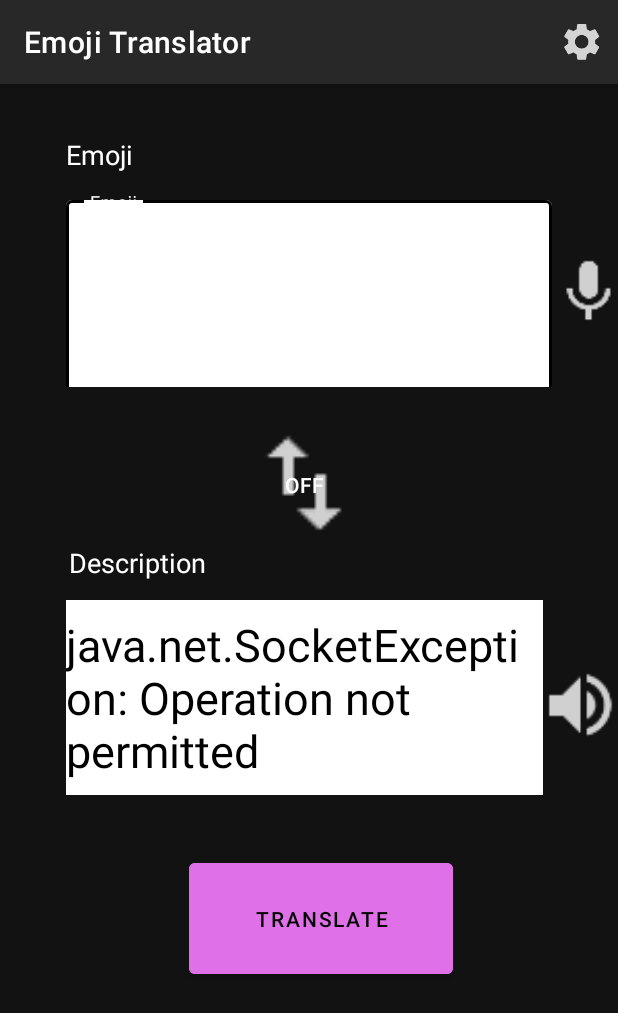
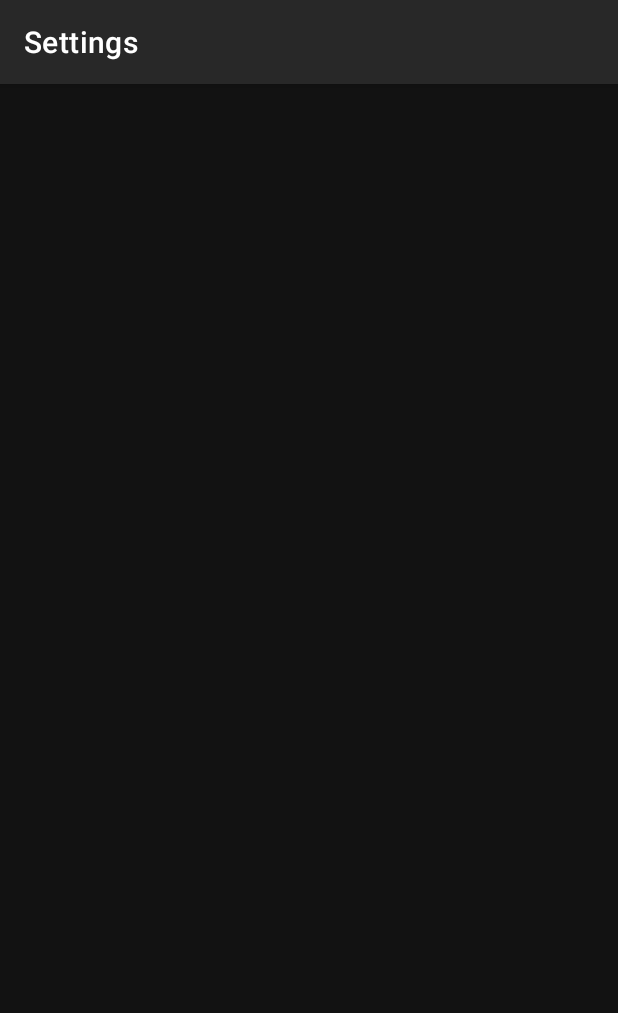
Before and after one commit to nadine193/emoji_translator_android, an Android app: the screen it shows after launch (MainActivity before the commit, SettingsActivity after it), after a tap on "Settings", on a phone screen of 412 x 824 dp. Shown: the top 1013 px of the screen. Run offline under Robolectric (Android 15) with nearby library versions, the phone set to English and light mode, and no system bars; 2 other taps on this screen came first.

Commit message:
settings page created trying to display emojis in listview

```diff
--- a/src/main/java/com/example/emojitranslator/MainActivity.java
+++ b/src/main/java/com/example/emojitranslator/MainActivity.java
@@ -1,6 +1,7 @@
 package com.example.emojitranslator;
 
 import android.content.ActivityNotFoundException;
+import android.content.Context;
 import android.content.Intent;
 import android.os.AsyncTask;
 import android.os.Build;
@@ -9,9 +10,11 @@ import android.speech.RecognizerIntent;
 import android.speech.tts.TextToSpeech;
 import android.view.Menu;
 import android.view.View;
+import android.widget.ArrayAdapter;
 import android.widget.Button;
 import android.widget.CompoundButton;
 import android.widget.EditText;
+import android.widget.ImageButton;
 import android.widget.ImageView;
 import android.widget.ListView;
 import android.widget.Toast;
@@ -31,6 +34,7 @@ import java.io.IOException;
 import java.io.InputStreamReader;
 import java.net.URL;
 import java.util.ArrayList;
+import java.util.Arrays;
 import java.util.List;
 import java.util.Locale;
 
@@ -44,18 +48,19 @@ public class MainActivity extends AppCompatActivity {
     private ToggleButton switchButton;
     private ImageView ttsButton;
     private ImageView sttButton;
-    private ListView listView;
+    private ListView emojiList;
     private EditText outputHeading;
     private EditText inputHeading;
     TextToSpeech t1;
     private List<String> result;
-
+    private ImageButton settingsButton;
 
     @RequiresApi(api = Build.VERSION_CODES.O)
     @Override
     protected void onCreate(Bundle savedInstanceState) {
         super.onCreate(savedInstanceState);
         setContentView(R.layout.activity_main);
+
 
         mToolbar = findViewById(R.id.main_toolbar);
         setSupportActionBar(mToolbar);
@@ -72,6 +77,16 @@ public class MainActivity extends AppCompatActivity {
         inputHeading.setText("Emoji");
         outputHeading = findViewById(R.id.outputHeading);
         outputHeading.setText("Description");
+        settingsButton = findViewById(R.id.settingsButton);
+        settingsButton.setOnClickListener(new View.OnClickListener() {
+            @Override
+            public void onClick(View v) {
+                Intent intent = new Intent(MainActivity.this, SettingsActivity.class);
+
+                // start the activity connect to the specified class
+                startActivity(intent);
+            }
+        });
         t1 = new TextToSpeech(getApplicationContext(), new TextToSpeech.OnInitListener() {
             @Override
             public void onInit(int status) {
@@ -137,12 +152,18 @@ public class MainActivity extends AppCompatActivity {
                 }
             }
         });
+
+        /* ArrayAdapter<String> adapter = new ArrayAdapter<String>(this,
+                R.layout.activity_main, result);
+        emojiList.setAdapter(adapter);
+
+        ListView emojiList = (ListView) findViewById(R.id.emojiList); */
+
     }
     @Override
     protected void onActivityResult(int requestCode, int resultCode, Intent data) {
         super.onActivityResult(requestCode, resultCode, data);
-        switch (requestCode) {
-            case REQ_CODE: {
+        if (requestCode == REQ_CODE) {
             if (resultCode == RESULT_OK && null != data) {
                 ArrayList<String> result = data
                         .getStringArrayListExtra(RecognizerIntent.EXTRA_RESULTS);
@@ -150,24 +171,18 @@ public class MainActivity extends AppCompatActivity {
                 String url = "http://10.0.2.2:8080/getTagMatches?tags=" + words;
                 new MyTask().execute(url);
             }
-                break;
-            }
         }
     }
 
 
-    @Override
-    public boolean onCreateOptionsMenu(Menu menu) {
 
-        getMenuInflater().inflate(R.menu.main_menu, menu);
-        return super.onCreateOptionsMenu(menu);
-    }
 
-    private class MyTask extends AsyncTask<String, Void, String> {
-        String result;
+    private class MyTask extends AsyncTask<String, Void, List<String>> {
+        String error;
+        List<String> result;
 
         @Override
-        protected String doInBackground(String... urls) {
+        protected List<String> doInBackground(String... urls) {
             URL url;
             try {
                 url = new URL(urls[0]);
@@ -176,19 +191,26 @@ public class MainActivity extends AppCompatActivity {
                 String string = "";
                 while ((stringBuffer = bufferedReader.readLine()) != null){
                     string = String.format("%s%s", string, stringBuffer);
+
                 }
                 bufferedReader.close();
-                result = string;
+                // split string into an array
+                String[] stringElements = string.split(",");
+                // add array to temporary list
+                result = Arrays.asList(stringElements);
+
             } catch (IOException e){
                 e.printStackTrace();
-                result = e.toString();
+                error = e.toString();
             }
             return result;
         }
         @Override
-        protected void onPostExecute(String result) {
-            outputField.setText(StringEscapeUtils.unescapeJava(result));
+        protected void onPostExecute(List<String> result) {
+        // send result(list) to listview
+            outputField.setText(StringEscapeUtils.unescapeJava(String.valueOf(result)));
+
+
         }
     }
-
 }
--- /dev/null
+++ b/src/main/java/com/example/emojitranslator/SettingsActivity.java
@@ -0,0 +1,30 @@
+package com.example.emojitranslator;
+
+import android.os.Build;
+import android.os.Bundle;
+import android.view.Menu;
+
+import androidx.annotation.RequiresApi;
+import androidx.appcompat.app.AppCompatActivity;
+import androidx.appcompat.app.AppCompatDelegate;
+
+public class SettingsActivity extends AppCompatActivity {
+        @RequiresApi(api = Build.VERSION_CODES.O)
+        @Override
+        protected void onCreate(Bundle savedInstanceState) {
+            super.onCreate(savedInstanceState);
+            setContentView(R.layout.activity_second);
+
+            AppCompatDelegate.setDefaultNightMode(
+                    AppCompatDelegate.MODE_NIGHT_YES);
+
+
+        }
+
+    @Override
+    public boolean onCreateOptionsMenu(Menu menu) {
+
+        getMenuInflater().inflate(R.menu.settings_menu, menu);
+        return super.onCreateOptionsMenu(menu);
+    }
+}
--- /dev/null
+++ b/src/main/res/layout/activity_second.xml
@@ -0,0 +1,26 @@
+<?xml version="1.0" encoding="utf-8"?>
+<androidx.constraintlayout.widget.ConstraintLayout xmlns:android="http://schemas.android.com/apk/res/android"
+    xmlns:app="http://schemas.android.com/apk/res-auto"
+    xmlns:tools="http://schemas.android.com/tools"
+    android:layout_width="match_parent"
+    android:layout_height="match_parent"
+    tools:context=".SettingsActivity">
+
+
+    <com.google.android.material.appbar.AppBarLayout
+        android:id="@+id/settingsBar"
+        android:layout_width="match_parent"
+        android:layout_height="wrap_content"
+        android:theme="@style/ToolbarStyle"
+        app:layout_constraintTop_toTopOf="parent">
+
+        <androidx.appcompat.widget.Toolbar
+            android:id="@+id/settings_toolbar"
+            android:layout_width="match_parent"
+            android:layout_height="?attr/actionBarSize"
+            app:title="@string/settings">
+
+        </androidx.appcompat.widget.Toolbar>
+    </com.google.android.material.appbar.AppBarLayout>
+
+</androidx.constraintlayout.widget.ConstraintLayout>
--- a/src/main/res/menu/main_menu.xml
+++ b/src/main/res/menu/settings_menu.xml
@@ -4,9 +4,11 @@
 
     <item
         android:enabled="true"
-        android:icon="@drawable/ic_settings"
+        android:icon="@drawable/ic_back"
         android:orderInCategory="2"
-        android:title="@string/settings_button"
+        android:title="@string/emoji_translator"
         android:visible="true"
-        app:showAsAction="always" />
+        app:showAsAction="always"
+        />
+
 </menu>
--- a/src/main/res/values/strings.xml
+++ b/src/main/res/values/strings.xml
@@ -7,6 +7,7 @@
     <string name="settings_button">Settings</string>
     <string name="switch_button">Swap</string>
     <string name="textToSpeech">Read aloud</string>
+    <string name="settings">Settings</string>
 
 
 </resources>
```
Also changed, not shown: src/main/AndroidManifest.xml (+6 -1 lines), src/main/res/layout/activity_main.xml (+25 -0 lines), src/main/res/layout/listview_activity.xml (added, +9 -0 lines), src/main/res/drawable-hdpi/ic_back.png (added), src/main/res/drawable-hdpi/settings.png (added), src/main/res/drawable-mdpi/ic_back.png (added), src/main/res/drawable-mdpi/settings.png (added), src/main/res/drawable-xhdpi/ic_back.png (added), src/main/res/drawable-xhdpi/settings.png (added), src/main/res/drawable-xxhdpi/ic_back.png (added), src/main/res/drawable-xxhdpi/settings.png (added), src/main/res/drawable-xxxhdpi/ic_back.png (added), src/main/res/drawable-xxxhdpi/settings.png (added), 1 other file. Lines whose indentation alone changed are shown as unchanged.
